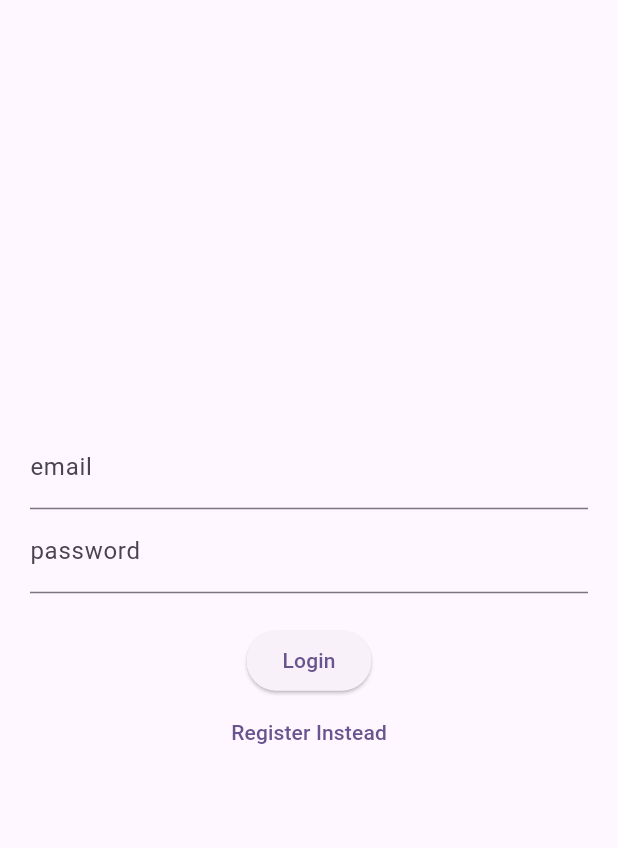
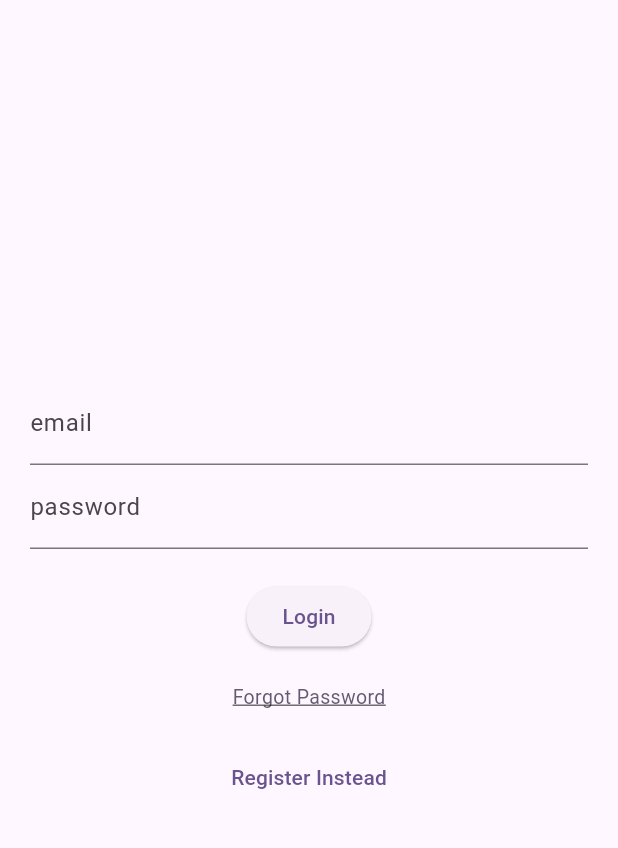
Before and after one commit to PQuoc2003/english-flashcard, a Flutter app: the screen it shows after launch, on a phone screen of 412 x 824 dp, the part 63-911 px from its top. Run offline on Flutter 3.47's test engine with Material 3 defaults, Android fonts, the phone set to English and light mode, and no system bars; our stand-ins replace email_validator, firebase_auth, firebase_core; accounts and stored records are empty.

Commit message:
add forgot password, 33% of update pass

```diff
--- a/lib/login_page.dart
+++ b/lib/login_page.dart
@@ -1,3 +1,4 @@
+import 'package:english_flashcard/account/forgot_pass.dart';
 import 'package:flutter/material.dart';
 import 'package:firebase_auth/firebase_auth.dart';
 import 'auth.dart';
@@ -72,7 +73,33 @@ class _LoginPageState extends State<LoginPage> {
     );
   }
 
-  Widget _loginOrResgisterButton() {
+  Widget _sizedBox() {
+    return const SizedBox(
+      height: 20,
+    );
+  }
+
+  Widget _forgotPassword(context) {
+    return GestureDetector(
+      onTap: () {
+        Navigator.of(context).push(
+          MaterialPageRoute(
+            builder: (context) => const ForgotPasswordPage(),
+          ),
+        );
+      },
+      child: Text(
+        "Forgot Password",
+        style: TextStyle(
+          decoration: TextDecoration.underline,
+          color: Theme.of(context).colorScheme.secondary,
+          fontSize: 13,
+        ),
+      ),
+    );
+  }
+
+  Widget _loginOrRegisterButton() {
     return TextButton(
       onPressed: () {
         setState(() {
@@ -101,7 +128,10 @@ class _LoginPageState extends State<LoginPage> {
             _entryField("password", _controllerPassword),
             _errorMessage(),
             _submitButton(),
-            _loginOrResgisterButton(),
+            _sizedBox(),
+            _forgotPassword(context),
+            _sizedBox(),
+            _loginOrRegisterButton(),
           ],
         ),
       ),
--- a/lib/widget_tree.dart
+++ b/lib/widget_tree.dart
@@ -21,6 +21,7 @@ class _WidgetTreeState extends State<WidgetTree> {
             return HomePage();
           }
           return const LoginPage();
+          // return const ChangePasswordPage();
       },
     );
   }
--- a/pubspec.yaml
+++ b/pubspec.yaml
@@ -33,6 +33,7 @@ dependencies:
 
   firebase_core: ^2.30.0
   firebase_auth: ^4.19.2
+  email_validator: ^2.1.16
 
   # The following adds the Cupertino Icons font to your application.
   # Use with the CupertinoIcons class for iOS style icons.
```
Also changed, not shown: lib/account/change_password.dart (added, +78 -0 lines), lib/account/forgot_pass.dart (added, +79 -0 lines), pubspec.lock.
